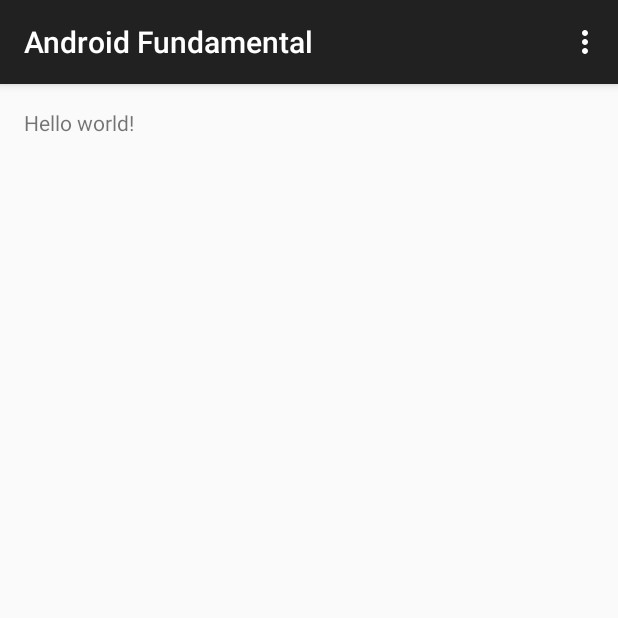
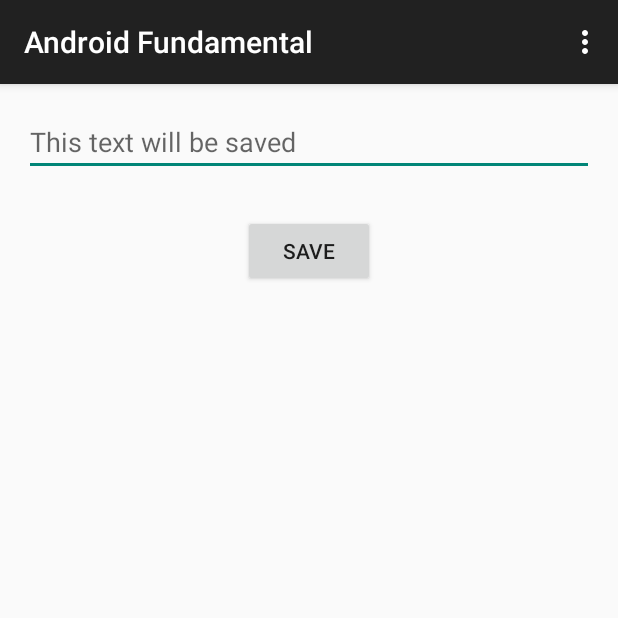
Before and after one commit to virusmanxx/android-fundamental, an Android app: the screen it shows after launch (MainActivity), on a phone screen of 412 x 824 dp, the top half of it. Run offline under Robolectric (Android 15) with nearby library versions, the phone set to English and light mode, and no system bars.

```diff
--- a/app/src/main/java/cpe/phaith/androidfundamental/MainActivity.java
+++ b/app/src/main/java/cpe/phaith/androidfundamental/MainActivity.java
@@ -1,17 +1,52 @@
 package cpe.phaith.androidfundamental;
 
+import android.content.Context;
+import android.content.SharedPreferences;
 import android.support.v7.app.ActionBarActivity;
 import android.os.Bundle;
 import android.view.Menu;
 import android.view.MenuItem;
+import android.view.View;
+import android.widget.Button;
+import android.widget.EditText;
+import android.widget.Toast;
 
 
 public class MainActivity extends ActionBarActivity {
+
+    private Context context;
+    private Button btnSave;
+    private EditText editText;
 
     @Override
     protected void onCreate(Bundle savedInstanceState) {
         super.onCreate(savedInstanceState);
         setContentView(R.layout.activity_main);
+
+        context = this;
+        btnSave = (Button)findViewById(R.id.btnSave);
+        editText = (EditText)findViewById(R.id.username);
+        editText.setText(getText("username"));
+
+        btnSave.setOnClickListener(new View.OnClickListener() {
+            @Override
+            public void onClick(View v) {
+                saveText("username", editText.getText().toString());
+            }
+        });
+    }
+
+    private void saveText(String key, String text){
+        SharedPreferences sharedPref = getPreferences(Context.MODE_PRIVATE);
+        SharedPreferences.Editor editor = sharedPref.edit();
+        editor.putString(key, text);
+        editor.commit();
+        Toast.makeText(context, "username is saved.", Toast.LENGTH_SHORT).show();
+    }
+
+    private String getText(String key){
+        SharedPreferences sharedPref = getPreferences(Context.MODE_PRIVATE);
+        return sharedPref.getString(key,"");
     }
 
 
--- a/app/src/main/res/layout/activity_main.xml
+++ b/app/src/main/res/layout/activity_main.xml
@@ -5,7 +5,20 @@
     android:paddingTop="@dimen/activity_vertical_margin"
     android:paddingBottom="@dimen/activity_vertical_margin" tools:context=".MainActivity">
 
-    <TextView android:text="@string/hello_world" android:layout_width="wrap_content"
-        android:layout_height="wrap_content" />
+    <EditText
+        android:layout_width="match_parent"
+        android:layout_height="wrap_content"
+        android:id="@+id/username"
+        android:layout_alignParentTop="true"
+        android:layout_centerHorizontal="true"
+        android:hint="This text will be saved" />
 
+    <Button
+        android:layout_width="wrap_content"
+        android:layout_height="wrap_content"
+        android:text="Save"
+        android:id="@+id/btnSave"
+        android:layout_below="@+id/username"
+        android:layout_centerHorizontal="true"
+        android:layout_marginTop="26dp" />
 </RelativeLayout>
```
